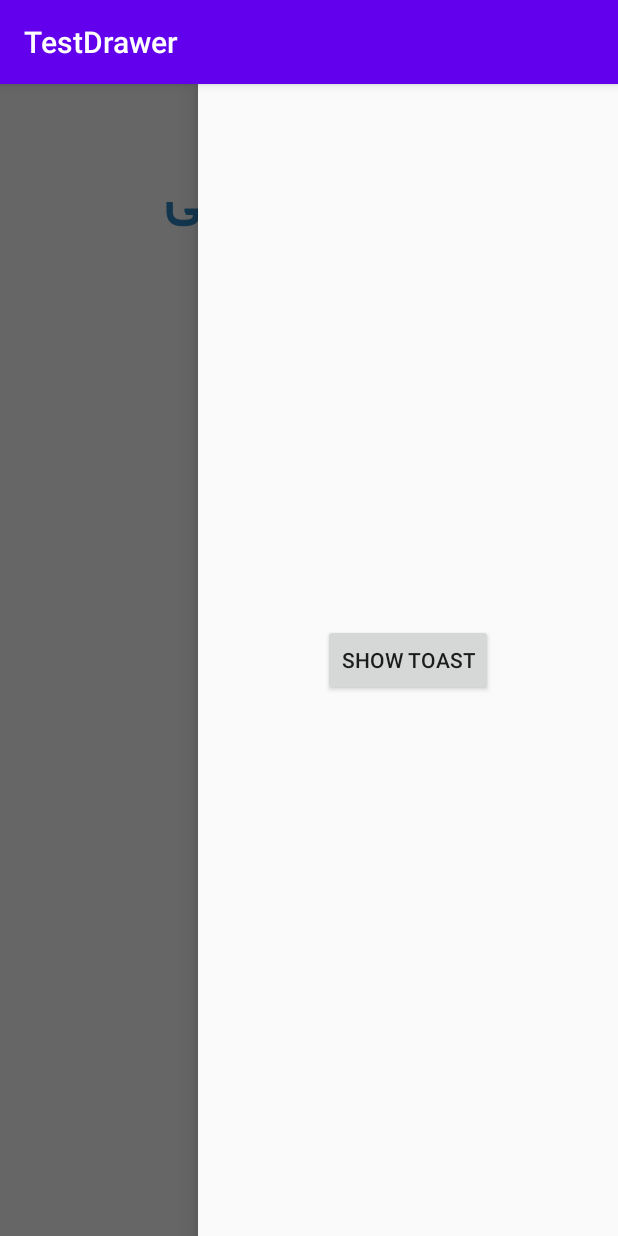
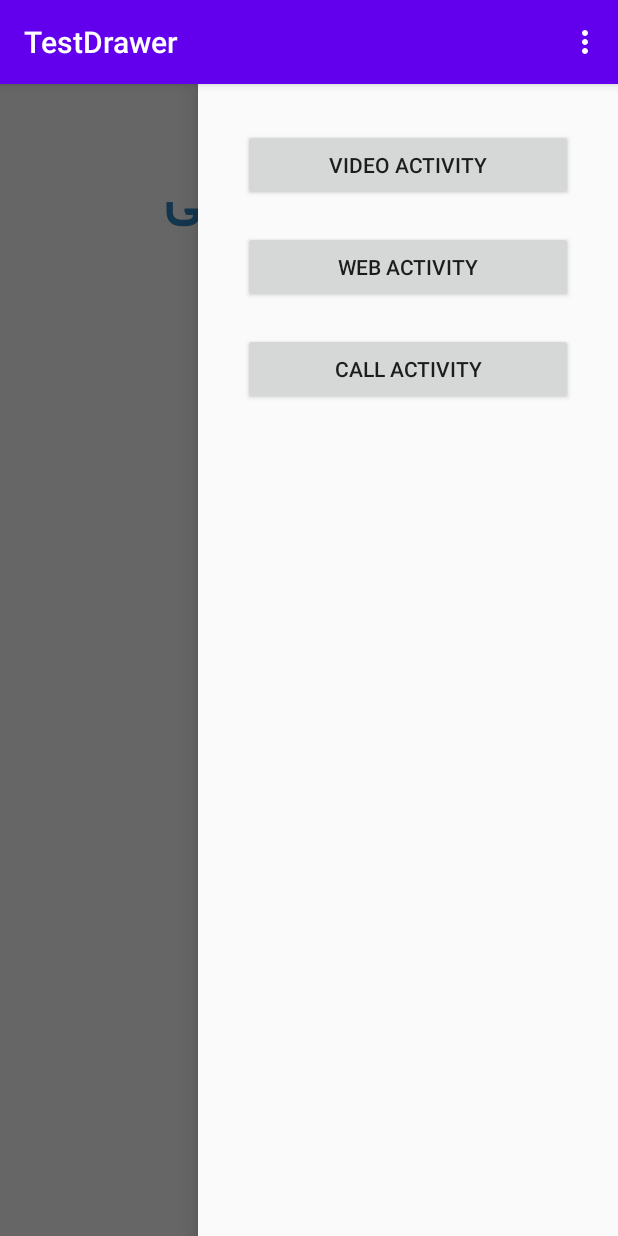
Before and after one commit to AMM-Sam/TestDrawer, an Android app: the screen it shows after launch (MainActivity), with the side drawer open, on a phone screen of 412 x 824 dp. Run offline under Robolectric (Android 15) with nearby library versions, the phone set to English and light mode, and no system bars.

Commit message:
تمرین جلسه چهارم

```diff
--- a/app/src/main/AndroidManifest.xml
+++ b/app/src/main/AndroidManifest.xml
@@ -11,6 +11,10 @@
         android:roundIcon="@mipmap/ic_launcher_round"
         android:supportsRtl="true"
         android:theme="@style/AppTheme">
+        <activity android:name=".ProfileActivity"></activity>
+        <activity android:name=".CallActivity" />
+        <activity android:name=".VideoViewActivity" />
+        <activity android:name=".WebViewActivity" />
         <activity android:name=".MainActivity">
             <intent-filter>
                 <action android:name="android.intent.action.MAIN" />
--- a/app/src/main/java/ir/javafundamental/android/testdrawer/MainActivity.java
+++ b/app/src/main/java/ir/javafundamental/android/testdrawer/MainActivity.java
@@ -1,12 +1,17 @@
 package ir.javafundamental.android.testdrawer;
 
+import androidx.annotation.NonNull;
 import androidx.appcompat.app.AppCompatActivity;
 import androidx.drawerlayout.widget.DrawerLayout;
 
 import android.content.Context;
+import android.content.Intent;
 import android.net.Uri;
 import android.os.Bundle;
 import android.view.Gravity;
+import android.view.Menu;
+import android.view.MenuInflater;
+import android.view.MenuItem;
 import android.view.View;
 import android.webkit.WebView;
 import android.widget.Button;
@@ -30,23 +35,49 @@ public class MainActivity extends AppCompatActivity {
             }
         });
 
-        WebView wv_Main = (WebView)findViewById(R.id.wv_Main);
-        wv_Main.getSettings().setJavaScriptEnabled(true);
-        wv_Main.loadUrl("https://www.ibm.com/bg-en");
+        Button btn_showCallActivity = (Button) findViewById(R.id.btn_showCallActivity);
+        Button btn_showVideoActivity = (Button) findViewById(R.id.btn_showVideoActivity);
+        Button btn_showWebActivity = (Button) findViewById(R.id.btn_showWebActivity);
 
-        VideoView vv_Main = findViewById(R.id.vv_Main);
-        final MediaController mediacontroller = new MediaController(this);
-        mediacontroller.setAnchorView(vv_Main);
-        vv_Main.setMediaController(mediacontroller);
-        vv_Main.setVideoURI(Uri.parse("https://s-v4.tamasha.com/statics/videos_file/c8/f7/lEy6P_c8f7743b9c43048a7cd4c4f09b3c9dc770f3536e_n_360.mp4"));
-        vv_Main.start();
-
-        Button btn1 = (Button) findViewById(R.id.btn_showToast);
-        btn1.setOnClickListener(new View.OnClickListener() {
+        btn_showCallActivity.setOnClickListener(new View.OnClickListener() {
             @Override
             public void onClick(View v) {
-                Toast.makeText(getBaseContext(), "This is a Test" , Toast.LENGTH_SHORT ).show();
+                Intent intent = new Intent(MainActivity.this, CallActivity.class);
+                startActivity(intent);
+            }
+        });
+        btn_showVideoActivity.setOnClickListener(new View.OnClickListener() {
+            @Override
+            public void onClick(View v) {
+                Intent intent = new Intent(MainActivity.this, VideoViewActivity.class);
+                startActivity(intent);
+            }
+        });
+        btn_showWebActivity.setOnClickListener(new View.OnClickListener() {
+            @Override
+            public void onClick(View v) {
+                Intent intent = new Intent(MainActivity.this, WebViewActivity.class);
+                startActivity(intent);
             }
         });
     }
+
+    @Override
+    public boolean onCreateOptionsMenu(Menu menu) {
+        //super.onCreateOptionsMenu(menu);
+        getMenuInflater().inflate(R.menu.mnu_main, menu);
+        return true;
+    }
+
+    @Override
+    public boolean onOptionsItemSelected(@NonNull MenuItem item) {
+        switch (item.getItemId()) {
+            case R.id.mnu_Profile: {
+                Intent intent = new Intent(MainActivity.this, ProfileActivity.class);
+                startActivity(intent);
+                break;
+            }
+        }
+        return true;
+    }
 }
--- a/app/src/main/res/layout/activity_main.xml
+++ b/app/src/main/res/layout/activity_main.xml
@@ -27,17 +27,6 @@
             android:text="@string/MyName"
             android:id="@+id/txtMyCustomTextView"/>
 
-        <WebView
-            android:id="@+id/wv_Main"
-            android:layout_width="match_parent"
-            android:layout_height="300dp" >
-        </WebView>
-
-        <VideoView
-            android:id="@+id/vv_Main"
-            android:layout_width="match_parent"
-            android:layout_height="150dp" />
-
     </LinearLayout>
 
     <com.google.android.material.navigation.NavigationView
@@ -50,15 +39,30 @@
         <LinearLayout
             android:layout_width="match_parent"
             android:layout_height="match_parent"
-            android:gravity="center"
+            android:gravity="center|top"
+            android:layout_margin="20dp"
             android:orientation="vertical">
 
             <Button
-                android:id="@+id/btn_showToast"
-                android:layout_width="wrap_content"
+                android:id="@+id/btn_showVideoActivity"
+                android:layout_width="match_parent"
                 android:layout_height="wrap_content"
-                android:gravity="center"
-                android:text="@string/Show_Toast" />
+                android:layout_margin="10dp"
+                android:text="@string/VideoActivity" />
+
+            <Button
+                android:id="@+id/btn_showWebActivity"
+                android:layout_width="match_parent"
+                android:layout_height="wrap_content"
+                android:layout_margin="10dp"
+                android:text="@string/WebActivity" />
+
+            <Button
+                android:id="@+id/btn_showCallActivity"
+                android:layout_width="match_parent"
+                android:layout_height="wrap_content"
+                android:layout_margin="10dp"
+                android:text="@string/CallActivity" />
         </LinearLayout>
 
 
--- /dev/null
+++ b/app/src/main/res/menu/mnu_main.xml
@@ -0,0 +1,7 @@
+<?xml version="1.0" encoding="utf-8"?>
+<menu xmlns:android="http://schemas.android.com/apk/res/android"
+    xmlns:app="http://schemas.android.com/apk/res-auto">
+    <item   android:id="@+id/mnu_Profile"
+            android:title="Profile"
+        app:showAsAction="withText"/>
+</menu>
--- a/app/src/main/res/values/colors.xml
+++ b/app/src/main/res/values/colors.xml
@@ -3,4 +3,5 @@
     <color name="colorPrimary">#6200EE</color>
     <color name="colorPrimaryDark">#3700B3</color>
     <color name="colorAccent">#03DAC5</color>
+    <color name="transparent">#80FFFFFF</color>
 </resources>
--- a/app/src/main/res/values/strings.xml
+++ b/app/src/main/res/values/strings.xml
@@ -5,4 +5,17 @@
     <string name="MyName">محمد سمانگی</string>
     <string name="TestText">This is a Test</string>
     <string name="Open_Drawer">OpenDrawer</string>
+    <string name="Call">Call</string>
+    <string name="Phone_Number">شماره تماس را وارد نمایید</string>
+    <string name="Name">نام</string>
+    <string name="Family">نام خانوادگی</string>
+    <string name="Age">سن</string>
+    <string name="Mail">ایمیل</string>
+    <string name="Save">Save</string>
+    <string name="CallActivity">Call Activity</string>
+    <string name="WebActivity">Web Activity</string>
+    <string name="VideoActivity">Video Activity</string>
+    <string name="Alarm_Title">اطلاعات شما با موفقیت ثبت شد</string>
+    <string name="Alarm_Description">ااطلاعات شما در بانک ذخیر شد</string>
+
 </resources>
```
Also changed, not shown: app/src/main/java/ir/javafundamental/android/testdrawer/CallActivity.java (added, +34 -0 lines), app/src/main/java/ir/javafundamental/android/testdrawer/ProfileActivity.java (added, +175 -0 lines), app/src/main/java/ir/javafundamental/android/testdrawer/VideoViewActivity.java (added, +26 -0 lines), app/src/main/java/ir/javafundamental/android/testdrawer/WebViewActivity.java (added, +19 -0 lines), app/src/main/res/layout/activity_call.xml (added, +40 -0 lines), app/src/main/res/layout/activity_profile.xml (added, +51 -0 lines), app/src/main/res/layout/activity_video_view.xml (added, +12 -0 lines).
